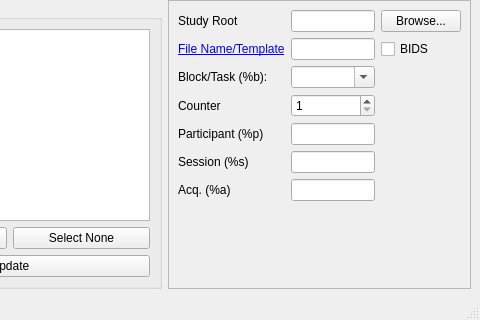
Qt form src/mainwindow.ui (labstreaminglayer/App-LabRecorder) before a commit; both pictures show x 151 to 631 and y 126 to 446 of the 631 by 446 pixel window.
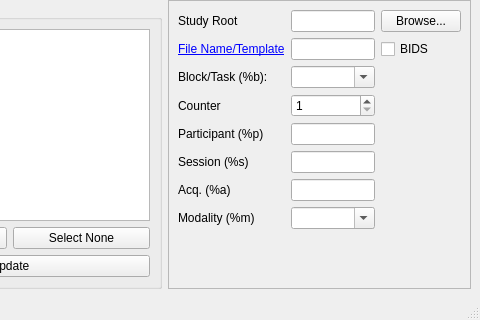
The same form after that commit.

Diff of the .ui file:
```diff
--- a/src/mainwindow.ui
+++ b/src/mainwindow.ui
@@ -214,7 +214,7 @@
           </property>
          </widget>
         </item>
-        <item row="7" column="1">
+        <item row="8" column="1">
          <spacer name="verticalSpacer">
           <property name="orientation">
            <enum>Qt::Vertical</enum>
@@ -247,6 +247,20 @@
           </property>
          </widget>
         </item>
+        <item row ="7" column="0">
+         <widget class="QLabel" name="label_modality">
+          <property name="text">
+           <string>Modality (%m)</string>
+          </property>
+         </widget>
+        </item>
+        <item row="7" column="1">
+         <widget class="QComboBox" name="input_modality">
+          <property name="editable">
+           <bool>true</bool>
+          </property>
+         </widget>
+        </item>
        </layout>
       </widget>
      </widget>
```
Left out of the diff: 1 changed line with no effect on the pictures.
